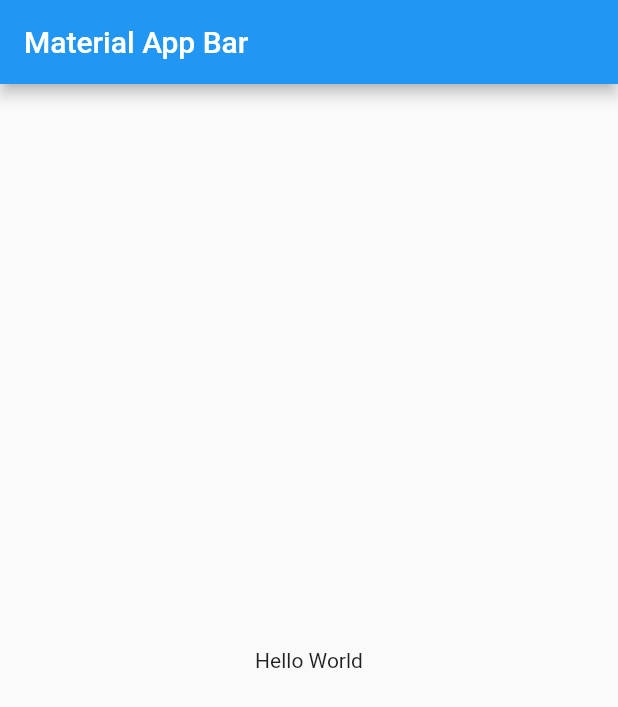
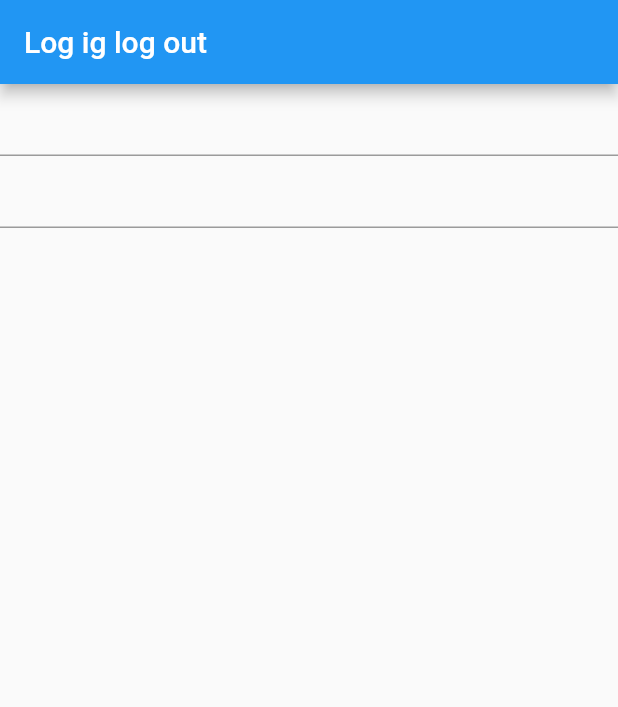
Before and after one commit to agusci21/login_logout, a Flutter app: the screen it shows after launch, on a phone screen of 412 x 824 dp. Shown: the top 707 px of the screen. Run offline on Flutter 3.47's test engine with Material 2 defaults, Android fonts, the phone set to English and light mode, and no system bars.

Commit message:
Inputs vacios

```diff
--- a/lib/main.dart
+++ b/lib/main.dart
@@ -9,14 +9,23 @@ class MyApp extends StatelessWidget {
       title: 'Material App',
       home: Scaffold(
         appBar: AppBar(
-          title: Text('Material App Bar'),
+          title: Text('Log ig log out'),
         ),
-        body: Center(
-          child: Container(
-            child: Text('Hello World'),
-          ),
+        body:Column(
+          children: <Widget>[
+            Form(
+              child:_fernandoFormulario()
+            )
+          ],
         ),
       ),
     );
   }
+
+  _fernandoFormulario()=> Column(
+    children: <Widget>[
+      TextFormField(),
+      TextFormField()
+    ],
+  );
 }
```
